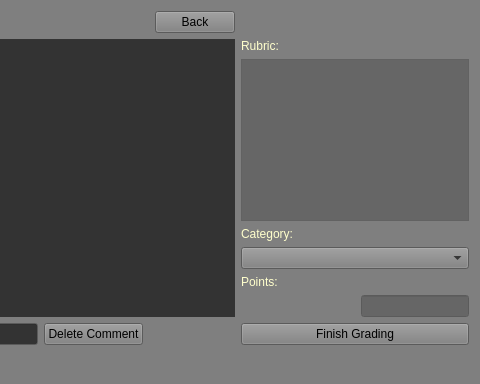
This is GUI/textview.ui in Laucksy/CS-205-Project as Qt 5 draws it before an edit; both pictures show x 418 to 898 and y 0 to 384 of the 898 by 384 pixel window. The edited form follows.
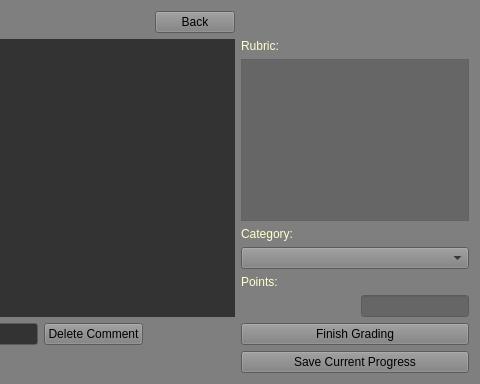
This is the edited form.

Commit message: Slight adjustments to textview layout/save button

```diff
--- a/GUI/textview.ui
+++ b/GUI/textview.ui
@@ -858,6 +858,13 @@
      </property>
     </widget>
    </item>
+   <item row="8" column="13">
+    <widget class="QPushButton" name="saveButton">
+     <property name="text">
+      <string>Save Current Progress</string>
+     </property>
+    </widget>
+   </item>
   </layout>
  </widget>
  <resources/>
```
The commit also changes 2 other files.
